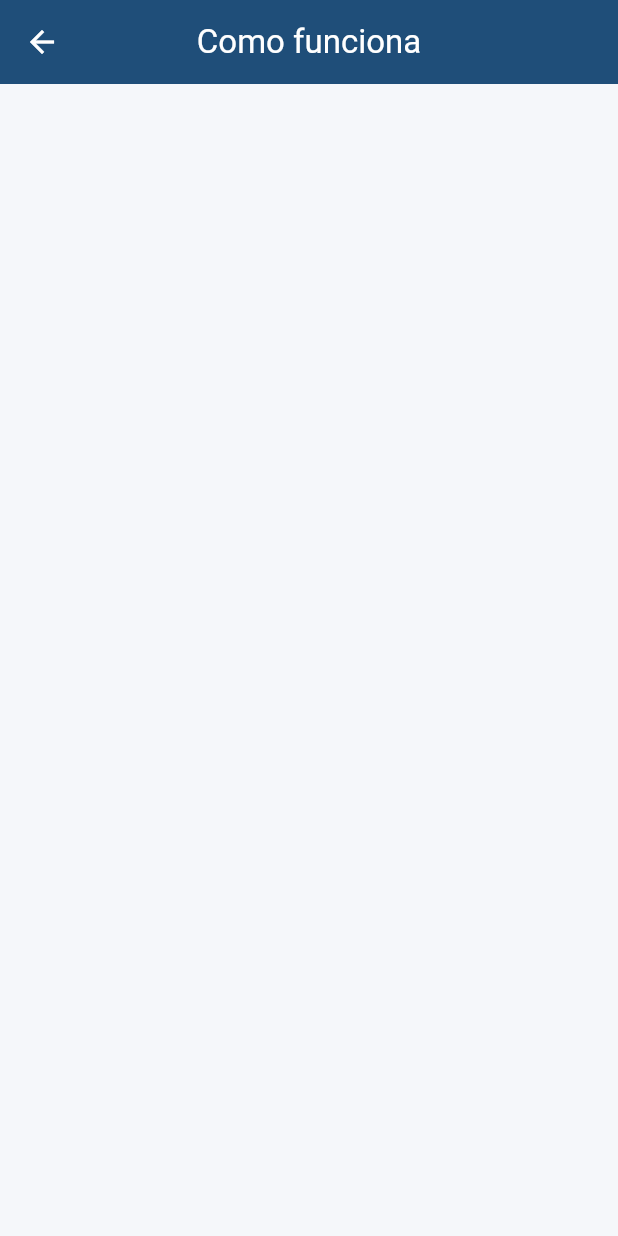
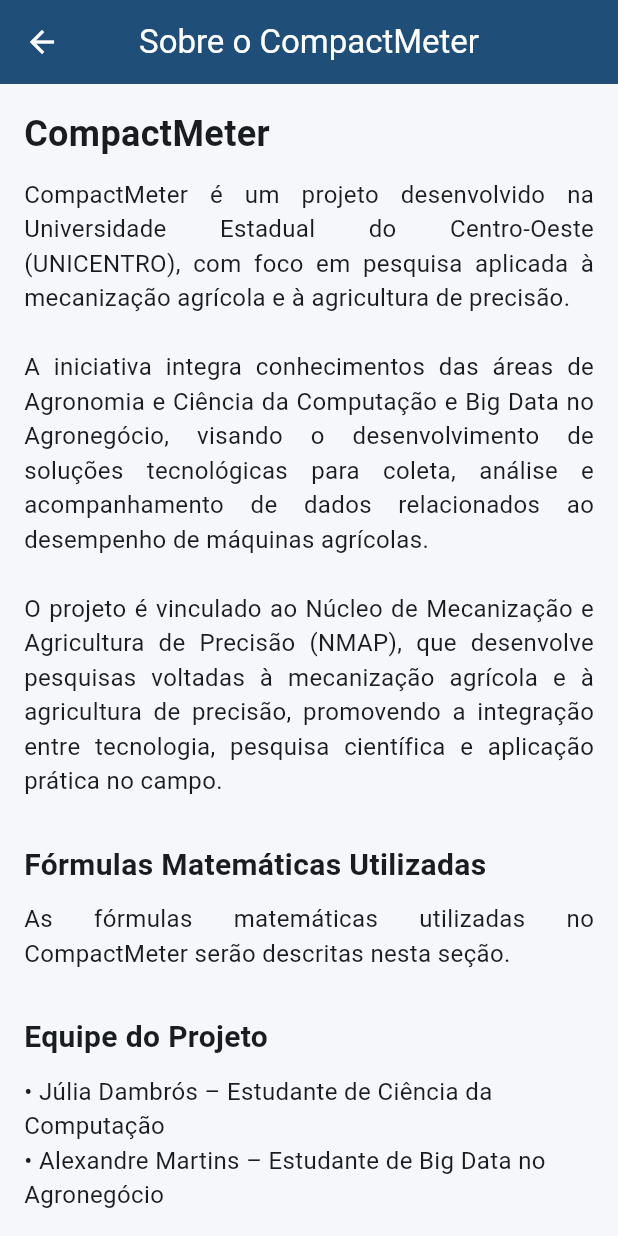
Before and after one commit to Juliadambros/app-CompactMeter, a Flutter app: the HomeUsuario screen opened by its route, after a tap on "Sobre o CompactMeter", on a phone screen of 412 x 824 dp. Run offline on Flutter 3.47's test engine with Material 3 defaults, Android fonts, the light colour scheme and no system bars; our stand-ins replace cloud_firestore, firebase_auth, firebase_core, printing; accounts and stored records are empty.

Commit message:
sobre o projeto

```diff
--- a/lib/view/usuario/home_usuario.dart
+++ b/lib/view/usuario/home_usuario.dart
@@ -1,5 +1,4 @@
 import 'package:app_compactmeter/view/usuario/historico/historico_page.dart';
-import 'package:app_compactmeter/view/usuario/informacoes/como_funciona_page.dart';
 import 'package:app_compactmeter/view/usuario/medicoes/nova_medicao_page.dart';
 import 'package:app_compactmeter/view/usuario/propriedades/lista_propriedades_page.dart';
 import 'package:app_compactmeter/view/usuario/sobre/sobre_page.dart';
@@ -128,21 +127,7 @@
                 Navigator.push(
                   context,
                   MaterialPageRoute(
-                    builder: (_) => const ComoFuncionaPage(),
-                  ),
-                );
-              },
-            ),
-
-            _CardFuncionalidade(
-              icon: Icons.groups_outlined,
-              titulo: 'Sobre Nós',
-              descricao: 'Informações sobre o CompactMeter',
-              onTap: () {
-                Navigator.push(
-                  context,
-                  MaterialPageRoute(
-                    builder: (_) => const SobrePage(),
+                    builder: (_) => const  SobreProjetoPage(),
                   ),
                 );
               },
--- a/lib/view/usuario/informacoes/como_funciona_page.dart
+++ /dev/null
@@ -1,18 +0,0 @@
-import 'package:flutter/material.dart';
-
-class ComoFuncionaPage extends StatelessWidget {
-  const ComoFuncionaPage({super.key});
-
-  @override
-  Widget build(BuildContext context) {
-    return Scaffold(
-      appBar: AppBar(title: const Text('Como funciona')),
-      body: const Padding(
-        padding: EdgeInsets.all(24),
-        child: Text(
-          '',
-        ),
-      ),
-    );
-  }
-}
--- a/lib/view/usuario/sobre/sobre_page.dart
+++ b/lib/view/usuario/sobre/sobre_page.dart
@@ -1,18 +1,138 @@
 import 'package:flutter/material.dart';
 
-class SobrePage extends StatelessWidget {
-  const SobrePage({super.key});
+class SobreProjetoPage extends StatelessWidget {
+  const SobreProjetoPage({super.key});
 
   @override
   Widget build(BuildContext context) {
     return Scaffold(
-      appBar: AppBar(title: const Text('Sobre o projeto')),
-      body: const Padding(
-        padding: EdgeInsets.all(24),
-        child: Text(
-          '',
+      appBar: AppBar(
+        title: const Text("Sobre o CompactMeter"),
+        centerTitle: true,
+      ),
+      body: SingleChildScrollView(
+        padding: const EdgeInsets.all(16),
+        child: Column(
+          crossAxisAlignment: CrossAxisAlignment.start,
+          children: [
+
+            const Text(
+              "CompactMeter",
+              style: TextStyle(
+                fontSize: 24,
+                fontWeight: FontWeight.bold,
+              ),
+            ),
+
+            const SizedBox(height: 12),
+
+            const Text(
+              "CompactMeter é um projeto desenvolvido na Universidade Estadual do Centro-Oeste (UNICENTRO), "
+              "com foco em pesquisa aplicada à mecanização agrícola e à agricultura de precisão.\n\n"
+              "A iniciativa integra conhecimentos das áreas de Agronomia e Ciência da Computação e Big Data no Agronegócio, "
+              "visando o desenvolvimento de soluções tecnológicas para coleta, análise e acompanhamento de dados "
+              "relacionados ao desempenho de máquinas agrícolas.\n\n"
+              "O projeto é vinculado ao Núcleo de Mecanização e Agricultura de Precisão (NMAP), "
+              "que desenvolve pesquisas voltadas à mecanização agrícola e à agricultura de precisão, "
+              "promovendo a integração entre tecnologia, pesquisa científica e aplicação prática no campo.",
+              style: TextStyle(fontSize: 16),
+              textAlign: TextAlign.justify,
+            ),
+
+            const SizedBox(height: 30),
+
+            const Text(
+              "Fórmulas Matemáticas Utilizadas",
+              style: TextStyle(
+                fontSize: 20,
+                fontWeight: FontWeight.bold,
+              ),
+            ),
+
+            const SizedBox(height: 10),
+
+            const Text(
+              "As fórmulas matemáticas utilizadas no CompactMeter serão descritas nesta seção. ",
+              style: TextStyle(fontSize: 16),
+              textAlign: TextAlign.justify,
+            ),
+
+            const SizedBox(height: 30),
+
+            const Text(
+              "Equipe do Projeto",
+              style: TextStyle(
+                fontSize: 20,
+                fontWeight: FontWeight.bold,
+              ),
+            ),
+
+            const SizedBox(height: 10),
+
+            const Text(
+              "• Júlia Dambrós – Estudante de Ciência da Computação\n"
+              "• Alexandre Martins – Estudante de Big Data no Agronegócio",
+              style: TextStyle(fontSize: 16),
+            ),
+
+            const SizedBox(height: 20),
+
+            const Text(
+              "Professores / Pesquisadores",
+              style: TextStyle(
+                fontSize: 18,
+                fontWeight: FontWeight.bold,
+              ),
+            ),
+
+            const SizedBox(height: 10),
+
+            const Text(
+              "• Dr. Jotair Elio Kwiatkowski Junior\n"
+              "• Dr. Mauro Miazaki\n"
+              "• Dr. Leandro Rampim",
+              style: TextStyle(fontSize: 16),
+            ),
+
+            const SizedBox(height: 30),
+
+            const Text(
+              "Instituições e Departamentos",
+              style: TextStyle(
+                fontSize: 20,
+                fontWeight: FontWeight.bold,
+              ),
+            ),
+
+            const SizedBox(height: 15),
+
+            Wrap(
+              alignment: WrapAlignment.center,
+              spacing: 20,
+              runSpacing: 20,
+              children: [
+                _buildLogo("assets/imgs/agronomia.png"),
+                _buildLogo("assets/imgs/logobigdata.png"),
+                _buildLogo("assets/imgs/logo_CienciaComputacao.png"),
+                _buildLogo("assets/imgs/nmap.png"),
+                _buildLogo("assets/imgs/unicentro.png"),
+              ],
+            ),
+
+            const SizedBox(height: 30),
+          ],
         ),
       ),
     );
   }
+
+  Widget _buildLogo(String path) {
+    return SizedBox(
+      width: 100,
+      child: Image.asset(
+        path,
+        fit: BoxFit.contain,
+      ),
+    );
+  }
 }
```
